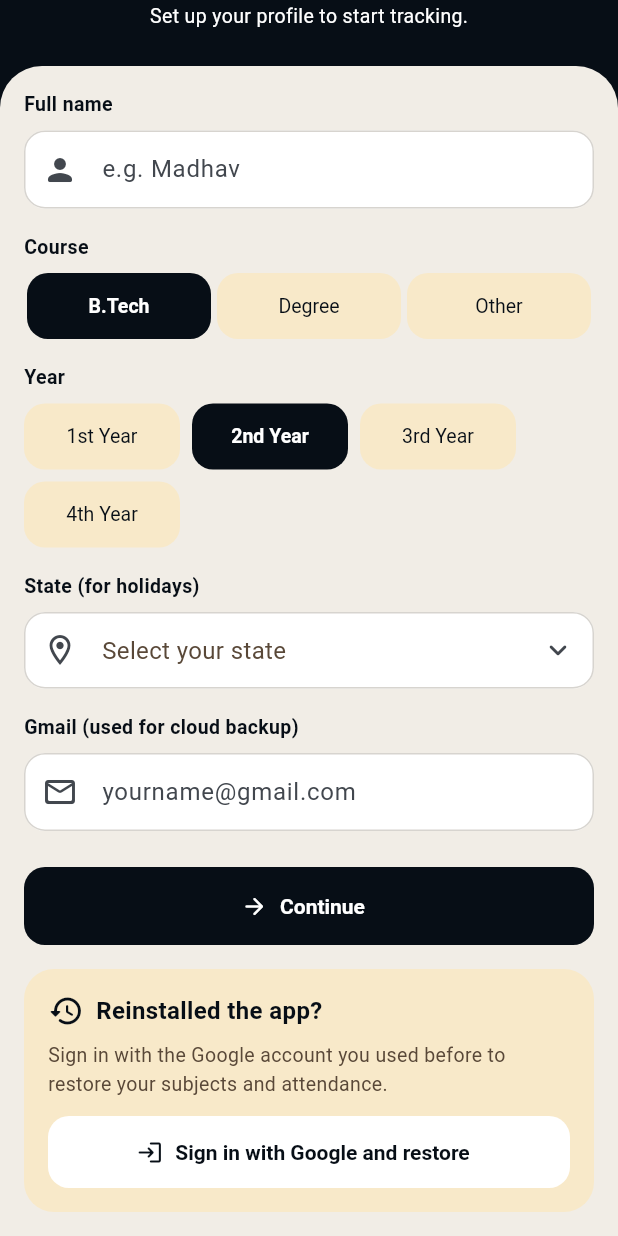
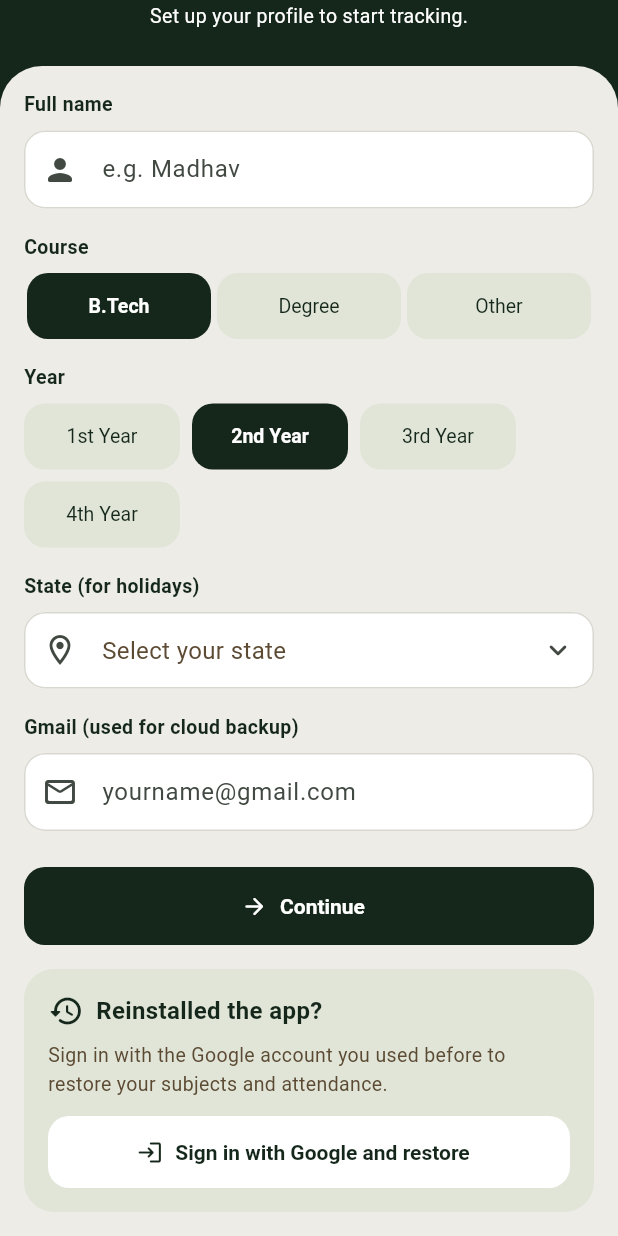
Before and after one commit to rachamadhav28-spec/attendtrack-, a Flutter app: the screen it shows after launch, scrolled down 132 dp, on a phone screen of 412 x 824 dp. Run offline on Flutter 3.47's test engine with Material 3 defaults, Android fonts, the phone set to English and light mode, and no system bars; our stand-ins replace cloud_firestore, file_picker, firebase_auth, firebase_core, google_sign_in, qr_flutter and 1 more; missing offline and left inert: google_mlkit_text_recognition, mobile_scanner, qr; accounts and stored records are empty.

Commit message:
Two switchable colour groups (Forest, Teal) with live switching from Profile
Co-Authored-By: Claude Sonnet 5.5 <noreply@anthropic.com>
Claude-Session: https://claude.ai/code/session_01FA6auZpS5fLb1PAvRyaE8L

```diff
--- a/lib/ui_kit.dart
+++ b/lib/ui_kit.dart
@@ -3,22 +3,84 @@
 
 import 'package:flutter/material.dart';
 import 'package:flutter/services.dart';
+import 'package:shared_preferences/shared_preferences.dart';
+
+class Palette {
+  final String name;
+  final Color primary, primarySoft, ink, muted, bg, tint, line, accent, peach;
+  const Palette(this.name,
+      {required this.primary,
+      required this.primarySoft,
+      required this.ink,
+      required this.muted,
+      required this.bg,
+      required this.tint,
+      required this.line,
+      required this.accent,
+      required this.peach});
+}
+
+const List<Palette> kPalettes = [
+  Palette('Forest',
+      primary: Color(0xFF15271B),
+      primarySoft: Color(0xFF223E27),
+      ink: Color(0xFF15271B),
+      muted: Color(0xFF5C4A33),
+      bg: Color(0xFFEDECE7),
+      tint: Color(0xFFE0E5D8),
+      line: Color(0xFFD9D8D0),
+      accent: Color(0xFFB98B35),
+      peach: Color(0xFF9F8467)),
+  Palette('Teal',
+      primary: Color(0xFF167F70),
+      primarySoft: Color(0xFF26A391),
+      ink: Color(0xFF0E3B35),
+      muted: Color(0xFF6B5A52),
+      bg: Color(0xFFF3EFEE),
+      tint: Color(0xFFD5F6EF),
+      line: Color(0xFFDDD6D4),
+      accent: Color(0xFF3EEDD0),
+      peach: Color(0xFFD6A489)),
+];
 
 class AppColors {
-  static const Color primary = Color(0xFF070E16);
-  static const Color accent = Color(0xFFF1CB78);
-  static const Color peach = Color(0xFFF4BE80);
-  static const Color primarySoft = Color(0xFF22303F);
-  static const Color navy = Color(0xFF070E16);
-  static const Color ink = Color(0xFF070E16);
-  static const Color muted = Color(0xFF594838);
-  static const Color bg = Color(0xFFF1EDE6);
-  static const Color tint = Color(0xFFF8E9C9);
-  static const Color line = Color(0xFFD7D4CF);
+  static int index = 0;
+  static Palette get _p => kPalettes[index];
+  static Color get primary => _p.primary;
+  static Color get primarySoft => _p.primarySoft;
+  static Color get accent => _p.accent;
+  static Color get peach => _p.peach;
+  static Color get navy => _p.ink;
+  static Color get ink => _p.ink;
+  static Color get muted => _p.muted;
+  static Color get bg => _p.bg;
+  static Color get tint => _p.tint;
+  static Color get line => _p.line;
   static const Color good = Color(0xFF2E6B3A);
   static const Color goodSoft = Color(0xFFE4EFDF);
   static const Color bad = Color(0xFFB3261E);
   static const Color badSoft = Color(0xFFF9E3DC);
+}
+
+/// Switch palette, remember it, and repaint the whole app in place.
+Future<void> setPalette(int i) async {
+  AppColors.index = i;
+  try {
+    (await SharedPreferences.getInstance()).setInt('palette', i);
+  } catch (_) {}
+  void mark(Element e) {
+    e.markNeedsBuild();
+    e.visitChildren(mark);
+  }
+
+  WidgetsBinding.instance.rootElement?.visitChildren(mark);
+}
+
+Future<void> loadPalette() async {
+  try {
+    final i = (await SharedPreferences.getInstance()).getInt('palette') ?? 0;
+    AppColors.index = i.clamp(0, kPalettes.length - 1);
+  } catch (_) {}
 }
 
 const Duration kFast = Duration(milliseconds: 160);
@@ -41,7 +103,7 @@ class AppTheme {
       pageTransitionsTheme: const PageTransitionsTheme(builders: {
         TargetPlatform.android: FadeForwardsPageTransitionsBuilder(),
       }),
-      appBarTheme: const AppBarTheme(
+      appBarTheme: AppBarTheme(
         backgroundColor: AppColors.primary,
         foregroundColor: Colors.white,
         elevation: 0,
@@ -68,7 +130,7 @@ class AppTheme {
         style: OutlinedButton.styleFrom(
           minimumSize: const Size(0, 48),
           foregroundColor: AppColors.primary,
-          side: const BorderSide(color: AppColors.line),
+          side: BorderSide(color: AppColors.line),
           textStyle: const TextStyle(fontSize: 14, fontWeight: FontWeight.w600),
           shape:
               RoundedRectangleBorder(borderRadius: BorderRadius.circular(14)),
@@ -88,24 +150,24 @@ class AppTheme {
             const EdgeInsets.symmetric(horizontal: 16, vertical: 14),
         border: OutlineInputBorder(
           borderRadius: BorderRadius.circular(14),
-          borderSide: const BorderSide(color: AppColors.line),
+          borderSide: BorderSide(color: AppColors.line),
         ),
         enabledBorder: OutlineInputBorder(
           borderRadius: BorderRadius.circular(14),
-          borderSide: const BorderSide(color: AppColors.line),
+          borderSide: BorderSide(color: AppColors.line),
         ),
         focusedBorder: OutlineInputBorder(
           borderRadius: BorderRadius.circular(14),
-          borderSide: const BorderSide(color: AppColors.primary, width: 2),
+          borderSide: BorderSide(color: AppColors.primary, width: 2),
         ),
       ),
       dialogTheme: DialogThemeData(
         backgroundColor: Colors.white,
         surfaceTintColor: Colors.transparent,
-        titleTextStyle: const TextStyle(
+        titleTextStyle: TextStyle(
             color: AppColors.ink, fontSize: 18, fontWeight: FontWeight.w700),
         contentTextStyle:
-            const TextStyle(color: AppColors.muted, fontSize: 14),
+            TextStyle(color: AppColors.muted, fontSize: 14),
         actionsPadding: const EdgeInsets.fromLTRB(16, 0, 16, 16),
         shape: RoundedRectangleBorder(borderRadius: BorderRadius.circular(28)),
       ),
@@ -118,7 +180,7 @@ class AppTheme {
       chipTheme: ChipThemeData(
         backgroundColor: AppColors.tint,
         side: BorderSide.none,
-        labelStyle: const TextStyle(fontSize: 13, color: AppColors.ink),
+        labelStyle: TextStyle(fontSize: 13, color: AppColors.ink),
         shape: RoundedRectangleBorder(borderRadius: BorderRadius.circular(12)),
       ),
     );
@@ -217,15 +279,16 @@ class PctRing extends StatelessWidget {
   final Color color;
   final Color track;
   final TextStyle? textStyle;
-  const PctRing({
+  PctRing({
     super.key,
     required this.pct,
     this.size = 112,
     this.stroke = 10,
-    this.color = AppColors.accent,
-    this.track = AppColors.primarySoft,
+    Color? color,
+    Color? track,
     this.textStyle,
-  });
+  })  : color = color ?? AppColors.accent,
+        track = track ?? AppColors.primarySoft;
 
   @override
   Widget build(BuildContext context) {
@@ -289,13 +352,13 @@ class AnimatedBar extends StatelessWidget {
   final Color color;
   final Color track;
   final double height;
-  const AnimatedBar({
+  AnimatedBar({
     super.key,
     required this.value,
     required this.color,
-    this.track = AppColors.line,
+    Color? track,
     this.height = 6,
-  });
+  }) : track = track ?? AppColors.line;
 
   @override
   Widget build(BuildContext context) {
@@ -420,7 +483,7 @@ class AppNavBar extends StatelessWidget {
   @override
   Widget build(BuildContext context) {
     return Container(
-      decoration: const BoxDecoration(
+      decoration: BoxDecoration(
         color: Colors.white,
         border: Border(top: BorderSide(color: AppColors.line)),
       ),
@@ -507,7 +570,7 @@ class BoldPage extends StatelessWidget {
             SliverFillRemaining(
               hasScrollBody: false,
               child: Container(
-                decoration: const BoxDecoration(
+                decoration: BoxDecoration(
                   color: AppColors.bg,
                   borderRadius: BorderRadius.vertical(top: Radius.circular(28)),
                 ),
@@ -558,7 +621,7 @@ class SheetDialog extends StatelessWidget {
             ),
             const SizedBox(height: 16),
             DefaultTextStyle(
-              style: const TextStyle(
+              style: TextStyle(
                   color: AppColors.ink,
                   fontSize: 20,
                   fontWeight: FontWeight.w700),
--- a/pubspec.yaml
+++ b/pubspec.yaml
@@ -32,7 +32,7 @@ flutter_launcher_icons:
   ios: false
   image_path: "assets/icon/app_icon.png"
   min_sdk_android: 21
-  adaptive_icon_background: "#070E16"
+  adaptive_icon_background: "#15271B"
   adaptive_icon_foreground: "assets/icon/app_icon_foreground.png"
 
 flutter:
```
Also changed, not shown: lib/holidays.dart (+4 -4 lines), lib/main.dart (+131 -45 lines), lib/splash.dart (+7 -9 lines), assets/icon/app_icon.png, assets/icon/app_icon_foreground.png.
